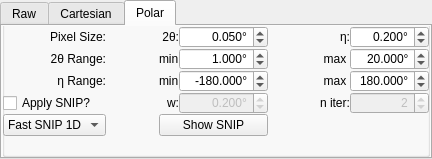
First picture: the form in hexrd/ui/resources/ui/image_mode_widget.ui, repository HEXRD/hexrdgui, before the edit.
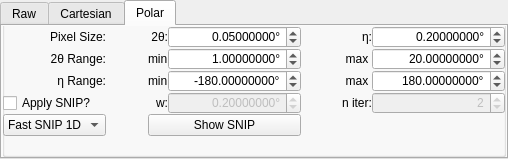
Second picture: the form after the edit. Custom widgets are drawn as their Qt base class.

Commit message:
Convert all to ScientificDoubleSpinBox
This converts all widgets that are QDoubleSpinBox to
ScientificDoubleSpinBox, except the ones inside the powder calibration
options, since they were already changed in a separate PR.

We should definitely do some testing to make sure these work...

```diff
--- a/hexrd/ui/resources/ui/image_mode_widget.ui
+++ b/hexrd/ui/resources/ui/image_mode_widget.ui
@@ -6,7 +6,7 @@
    <rect>
     <x>0</x>
     <y>0</y>
-    <width>432</width>
+    <width>508</width>
     <height>159</height>
    </rect>
   </property>
@@ -368,13 +368,13 @@
                  <string>°</string>
                 </property>
                 <property name="decimals">
-                 <number>3</number>
+                 <number>8</number>
                 </property>
                 <property name="minimum">
-                 <double>-540.000000000000000</double>
+                 <double>-100000.000000000000000</double>
                 </property>
                 <property name="maximum">
-                 <double>540.000000000000000</double>
+                 <double>100000.000000000000000</double>
                 </property>
                 <property name="value">
                  <double>180.000000000000000</double>
@@ -410,13 +410,13 @@
                  <string>°</string>
                 </property>
                 <property name="decimals">
-                 <number>3</number>
+                 <number>8</number>
                 </property>
                 <property name="minimum">
-                 <double>-540.000000000000000</double>
+                 <double>-100000.000000000000000</double>
                 </property>
                 <property name="maximum">
-                 <double>540.000000000000000</double>
+                 <double>100000.000000000000000</double>
                 </property>
                 <property name="value">
                  <double>-180.000000000000000</double>
@@ -448,10 +448,10 @@
                  <string>°</string>
                 </property>
                 <property name="decimals">
-                 <number>3</number>
+                 <number>8</number>
                 </property>
                 <property name="maximum">
-                 <double>360.000000000000000</double>
+                 <double>100000.000000000000000</double>
                 </property>
                 <property name="singleStep">
                  <double>0.100000000000000</double>
@@ -473,10 +473,13 @@
                  <string>°</string>
                 </property>
                 <property name="decimals">
-                 <number>3</number>
+                 <number>8</number>
+                </property>
+                <property name="minimum">
+                 <double>-100000.000000000000000</double>
                 </property>
                 <property name="maximum">
-                 <double>10000.000000000000000</double>
+                 <double>100000.000000000000000</double>
                 </property>
                 <property name="singleStep">
                  <double>0.010000000000000</double>
@@ -508,10 +511,13 @@
                  <string>°</string>
                 </property>
                 <property name="decimals">
-                 <number>3</number>
+                 <number>8</number>
+                </property>
+                <property name="minimum">
+                 <double>-100000.000000000000000</double>
                 </property>
                 <property name="maximum">
-                 <double>360.000000000000000</double>
+                 <double>100000.000000000000000</double>
                 </property>
                 <property name="singleStep">
                  <double>5.000000000000000</double>
@@ -647,10 +653,13 @@
                  <string>°</string>
                 </property>
                 <property name="decimals">
-                 <number>3</number>
+                 <number>8</number>
+                </property>
+                <property name="minimum">
+                 <double>-100000.000000000000000</double>
                 </property>
                 <property name="maximum">
-                 <double>179.998999999999995</double>
+                 <double>100000.000000000000000</double>
                 </property>
                 <property name="singleStep">
                  <double>1.000000000000000</double>
@@ -672,10 +681,13 @@
                  <string>°</string>
                 </property>
                 <property name="decimals">
-                 <number>3</number>
+                 <number>8</number>
+                </property>
+                <property name="minimum">
+                 <double>-100000.000000000000000</double>
                 </property>
                 <property name="maximum">
-                 <double>99.989999999999995</double>
+                 <double>100000.000000000000000</double>
                 </property>
                 <property name="singleStep">
                  <double>0.005000000000000</double>
@@ -748,6 +760,13 @@
    </item>
   </layout>
  </widget>
+ <customwidgets>
+  <customwidget>
+   <class>ScientificDoubleSpinBox</class>
+   <extends>QDoubleSpinBox</extends>
+   <header>scientificspinbox.h</header>
+  </customwidget>
+ </customwidgets>
  <tabstops>
   <tabstop>tab_widget</tabstop>
   <tabstop>raw_tabbed_view</tabstop>
```
Left out of the diff: 55 changed lines with no effect on the pictures. The commit also changes 10 other files.
